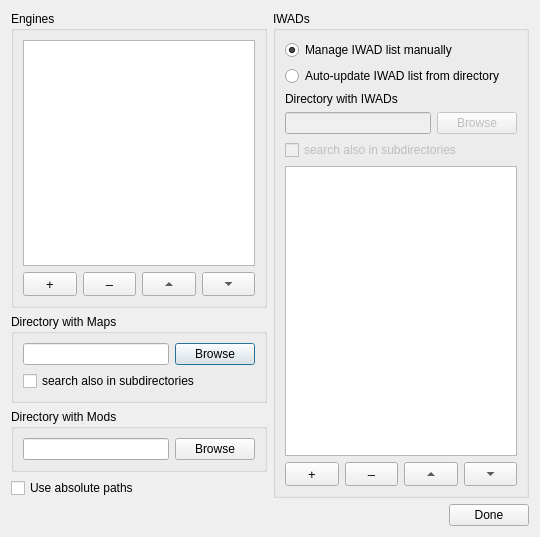
Old version of the form Forms/SetupDialog.ui in the repository Youda008/DoomRunner.
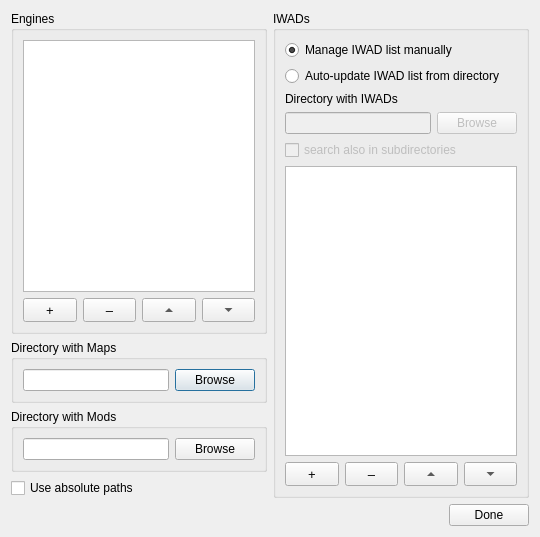
New version of the form.

```diff
--- a/Forms/SetupDialog.ui
+++ b/Forms/SetupDialog.ui
@@ -165,13 +165,6 @@
             </item>
            </layout>
           </item>
-          <item>
-           <widget class="QCheckBox" name="mapSubdirs">
-            <property name="text">
-             <string>search also in subdirectories</string>
-            </property>
-           </widget>
-          </item>
          </layout>
         </widget>
        </item>
```
